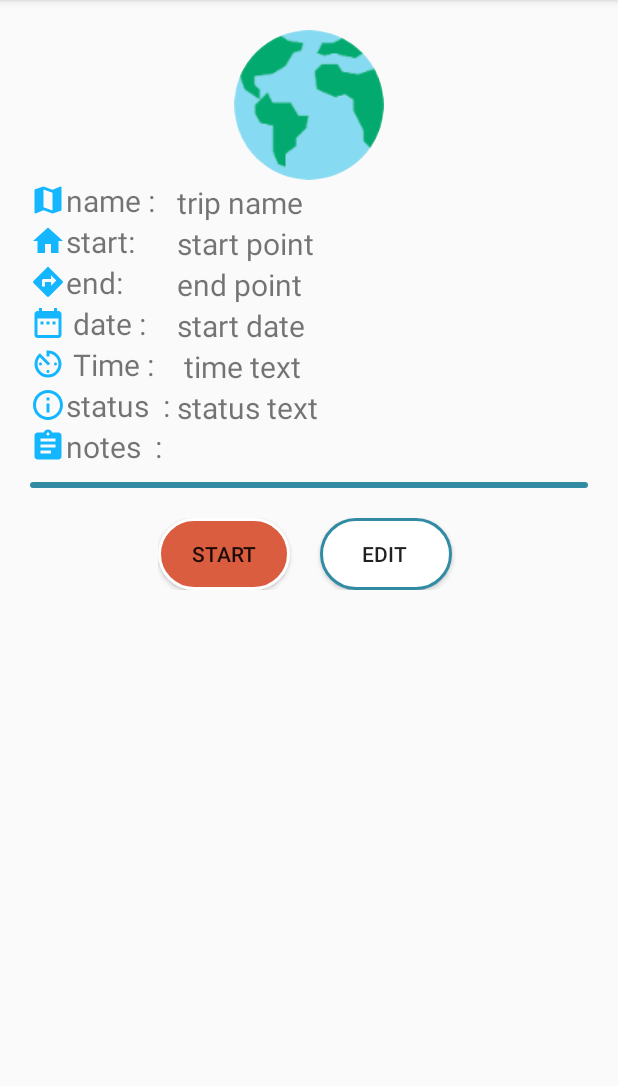
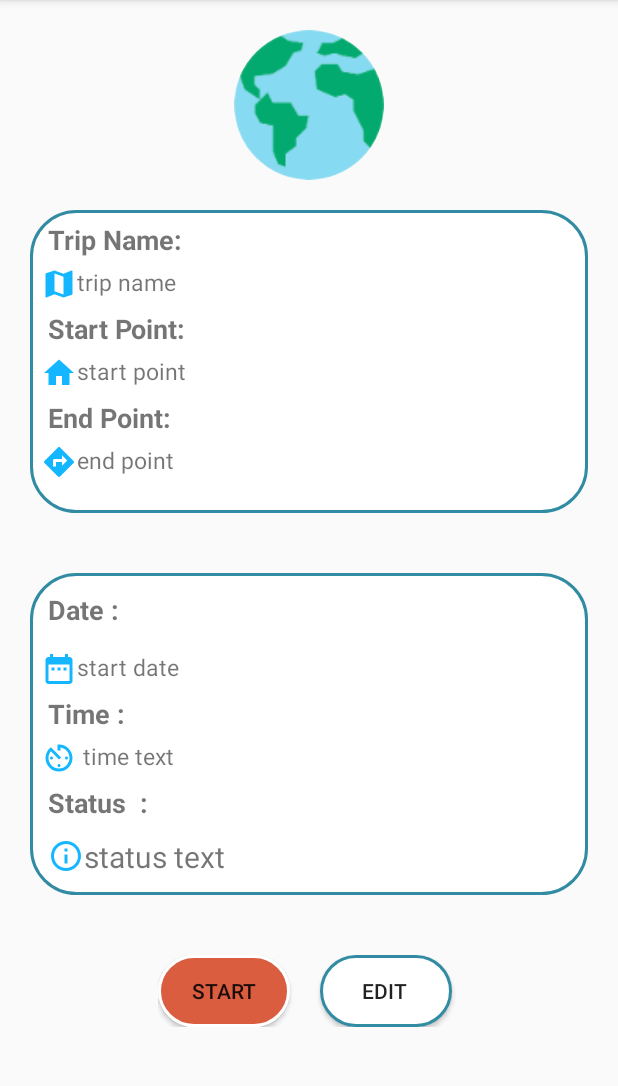
Before and after one commit to amer-shaker/On-Road, an Android app: the TripDetailsActivity screen opened directly, with no data from a screen before it, on a phone screen of 412 x 824 dp, the part 84-1170 px from its top. Run offline under Robolectric (Android 15) with nearby library versions, the phone set to English and light mode, and no system bars; our stand-ins replace ButterKnife, CircleImageView.

Commit message:
fix error in alarm and design in details

```diff
--- a/app/src/main/java/com/android/onroad/activities/TripDetailsActivity.java
+++ b/app/src/main/java/com/android/onroad/activities/TripDetailsActivity.java
@@ -5,6 +5,7 @@ import android.os.Bundle;
 import android.support.v7.app.AppCompatActivity;
 import android.view.View;
 import android.widget.ArrayAdapter;
+import android.widget.LinearLayout;
 import android.widget.ListView;
 import android.widget.TextView;
 import android.widget.Toast;
@@ -43,6 +44,8 @@ public class TripDetailsActivity extends AppCompatActivity {
     TextView startTripDetailsBtn;
     @BindView(R.id.noteList)
     ListView noteList;
+    @BindView(R.id.notesLayout)
+    LinearLayout notesLayout;
 
     @Override
     protected void onCreate(Bundle savedInstanceState) {
@@ -70,6 +73,8 @@ public class TripDetailsActivity extends AppCompatActivity {
 
 
             if (trip.getNotes() != null) {
+                notesLayout.setVisibility(View.VISIBLE);
+
                 ArrayList<String> myNotes = new ArrayList<>();
 
                 for (int i = 0; i < trip.getNotes().size(); i++) {
@@ -89,6 +94,8 @@ public class TripDetailsActivity extends AppCompatActivity {
 
                         Utility.launchMap(TripDetailsActivity.this, trip);
 
+
+
                     }
                 });
 
@@ -102,4 +109,7 @@ public class TripDetailsActivity extends AppCompatActivity {
                 });
             }
         }
-        }}
+        }
+
+
+}
--- a/app/src/main/java/com/android/onroad/reciever/TripAlarmReceiver.java
+++ b/app/src/main/java/com/android/onroad/reciever/TripAlarmReceiver.java
@@ -15,10 +15,15 @@ public class TripAlarmReceiver extends BroadcastReceiver {
     public void onReceive(Context context, Intent intent) {
         Trip trip = intent.getExtras().getParcelable(Constants.TRIP);
         Intent intentDialogue = new Intent(context, DilogActivity.class);
-        Log.i("trip_name onReceive",trip.getName());
-        intentDialogue.putExtra(Constants.TRIP, trip);
-        intentDialogue.putExtra(Constants.FIRE_SOUND_STATUS, "fired");
-        intentDialogue.setFlags(Intent.FLAG_ACTIVITY_NEW_TASK);
-        context.startActivity(intentDialogue);
+        if (trip!=null){
+            intentDialogue.putExtra(Constants.TRIP, trip);
+            intentDialogue.putExtra(Constants.FIRE_SOUND_STATUS, "fired");
+            intentDialogue.setFlags(Intent.FLAG_ACTIVITY_NEW_TASK);
+            context.startActivity(intentDialogue);
+        }
+        else {
+
+        }
+
     }
 }
--- a/app/src/main/java/com/android/onroad/utils/Utility.java
+++ b/app/src/main/java/com/android/onroad/utils/Utility.java
@@ -84,7 +84,7 @@ public class Utility {
         Intent intent = new Intent(context, TripAlarmReceiver.class);
         Log.i("trip_name setupAlarm", trip.getName());
         intent.putExtra(Constants.TRIP, trip);
-        PendingIntent pendingIntent = PendingIntent.getBroadcast(context, id, intent, PendingIntent.FLAG_UPDATE_CURRENT);
+        PendingIntent pendingIntent = PendingIntent.getBroadcast(context, id, intent, PendingIntent.FLAG_IMMUTABLE);
         Log.e("time", " " + SystemClock.elapsedRealtime() + timeInMillis);
         alarmManager.setRepeating(AlarmManager.RTC_WAKEUP, timeInMillis
                 , AlarmManager.INTERVAL_DAY, pendingIntent);
--- a/app/src/main/res/layout/activity_details_trip.xml
+++ b/app/src/main/res/layout/activity_details_trip.xml
@@ -4,7 +4,7 @@
     android:layout_width="match_parent"
     android:layout_height="match_parent"
     android:orientation="vertical"
-    tools:context="com.android.onroad.activities.TripDetailsActivity">
+    tools:context=".activities.TripDetailsActivity">
 
     <ScrollView
         android:layout_width="match_parent"
@@ -21,133 +21,128 @@
                 android:layout_height="100dp"
                 android:src="@drawable/worldwide"
                 android:layout_gravity="center"/>
+            <LinearLayout
+                android:layout_width="match_parent"
+                android:layout_height="wrap_content"
+                android:layout_margin="20dp"
+                android:background="@drawable/button_shape"
+                android:orientation="vertical">
+                <TextView
+                    android:layout_marginTop="5dp"
+                    android:layout_width="wrap_content"
+                    android:layout_height="wrap_content"
+                    android:text="Trip Name: "
+                    android:textSize="18dp"
+                    android:layout_marginLeft="10dp"
+                    android:textStyle="bold"/>
+
+                <TextView
+                    android:layout_margin="5dp"
+                    android:id="@+id/tv_trip_name_details"
+                    android:layout_width="match_parent"
+                    android:layout_height="wrap_content"
+                    android:drawableLeft="@drawable/trip_name_img"
+                    android:text="trip name"
+                    android:textSize="15sp" />
+                <TextView
+                    android:layout_width="wrap_content"
+                    android:layout_height="wrap_content"
+                    android:text="Start Point: "
+                    android:textSize="18dp"
+                    android:textStyle="bold"
+                    android:layout_marginLeft="10dp"/>
 
 
+                <TextView
+                    android:layout_margin="5dp"
+                    android:id="@+id/tv_start_point_details"
+                    android:layout_width="wrap_content"
+                    android:layout_height="match_parent"
+                    android:text="start point"
+                    android:drawableLeft="@drawable/start_point_img"
+                    android:textSize="15dp" />
+                <TextView
+                    android:layout_marginLeft="10dp"
+                    android:layout_width="wrap_content"
+                    android:layout_height="wrap_content"
+                    android:text="End Point: "
+                    android:textSize="18dp"
+                    android:textStyle="bold"/>
+
+                <TextView
+                    android:layout_marginLeft="5dp"
+                    android:layout_marginTop="5dp"
+                    android:layout_marginBottom="20dp"
+                    android:drawableLeft="@drawable/end_point_img"
+                    android:id="@+id/tv_end_point_details"
+                    android:layout_width="match_parent"
+                    android:layout_height="wrap_content"
+                    android:text="end point"
+                    android:textSize="15dp" />
+
+
+            </LinearLayout>
 
            <LinearLayout
                android:layout_width="match_parent"
-                android:layout_height="match_parent"
-                android:layout_marginLeft="20dp"
-                android:layout_marginRight="5dp"
-                android:gravity="center"
+               android:layout_height="wrap_content"
+               android:layout_margin="20dp"
+               android:orientation="vertical"
+               android:background="@drawable/button_shape">
 
-                android:orientation="horizontal">
-
-
-                <LinearLayout
-
+               <TextView
+                   android:layout_margin="10dp"
                    android:layout_width="wrap_content"
                    android:layout_height="wrap_content"
-                    android:orientation="vertical">
-
+                   android:text="Date : "
+                   android:textStyle="bold"
+                   android:textSize="18dp" />
+               <TextView
+                   android:id="@+id/tv_start_date_details"
+                   android:layout_width="match_parent"
+                   android:layout_height="wrap_content"
+                   android:text="start date"
+                   android:drawableLeft="@drawable/date_img"
+                   android:textSize="15dp"
+                   android:layout_margin="5dp"
+                   />
 
                <TextView
                    android:layout_width="wrap_content"
                    android:layout_height="wrap_content"
-                        android:drawableLeft="@drawable/trip_name_img"
-                        android:text="name : "
-                        android:textSize="20sp" />
+                   android:text="Time : "
+                   android:textSize="18dp"
+                   android:textStyle="bold"
+                   android:layout_marginLeft="10dp"
+                   />
+
+               <TextView
+                   android:layout_margin="5dp"
+
+                   android:drawableLeft="@drawable/time_img"
+                   android:id="@+id/start_time_detail"
+                   android:layout_width="match_parent"
+                   android:layout_height="wrap_content"
+                   android:text=" time text"
+                   android:textSize="15dp" />
 
                <TextView
                    android:layout_width="wrap_content"
                    android:layout_height="wrap_content"
-                        android:drawableLeft="@drawable/start_point_img"
-                        android:text="start: "
-                        android:textSize="20sp" />
+                   android:text="Status  : "
+                   android:layout_marginLeft="10dp"
 
-                    <TextView
-                        android:layout_width="wrap_content"
-                        android:layout_height="wrap_content"
-                        android:drawableLeft="@drawable/end_point_img"
-                        android:text="end: "
-                        android:textSize="20sp" />
+                   android:textSize="18dp"
+                   android:textStyle="bold" />
+               <LinearLayout
+                   android:layout_margin="10dp"
 
-
-                    <TextView
-                        android:layout_width="wrap_content"
-                        android:layout_height="wrap_content"
-                        android:drawableLeft="@drawable/date_img"
-                        android:text=" date : "
-
-                        android:textSize="20sp" />
-
-                    <TextView
-                        android:layout_width="wrap_content"
-                        android:layout_height="wrap_content"
-                        android:drawableLeft="@drawable/time_img"
-                        android:text=" Time : "
-                        android:textSize="20sp" />
-
-                    <TextView
-                        android:layout_width="wrap_content"
-                        android:layout_height="wrap_content"
-                        android:drawableLeft="@drawable/status_img"
-                        android:text="status  : "
-                        android:textSize="20sp" />
-
-                    <TextView
-                        android:layout_width="wrap_content"
-
-                        android:layout_height="wrap_content"
-                        android:drawableLeft="@drawable/notes_img"
-                        android:text="notes  : "
-
-                        android:textSize="20sp" />
-
-                </LinearLayout>
-
-
-                <LinearLayout
-                    android:layout_width="201dp"
-                    android:layout_height="188dp"
-                    android:layout_gravity="center"
-                    android:layout_weight="2"
-                    android:orientation="vertical">
-
-                    <TextView
-                        android:id="@+id/tv_trip_name_details"
-                        android:layout_width="wrap_content"
-                        android:layout_height="wrap_content"
-                        android:text="trip name"
-                        android:textSize="20sp" />
-
-
-                    <TextView
-                        android:id="@+id/tv_start_point_details"
-                        android:layout_width="wrap_content"
-                        android:layout_height="wrap_content"
-                        android:text="start point"
-                        android:textSize="20sp" />
-
-
-                    <TextView
-                        android:id="@+id/tv_end_point_details"
-                        android:layout_width="wrap_content"
-                        android:layout_height="wrap_content"
-                        android:text="end point"
-                        android:textSize="20sp" />
-
-                    <TextView
-                        android:id="@+id/tv_start_date_details"
-                        android:layout_width="wrap_content"
-                        android:layout_height="wrap_content"
-                        android:text="start date"
-                        android:textSize="20sp" />
-
-                    <TextView
-                        android:id="@+id/start_time_detail"
-                        android:layout_width="wrap_content"
-                        android:layout_height="wrap_content"
-                        android:text=" time text"
-                        android:textSize="20sp" />
-
-                    <LinearLayout
-                        android:layout_width="wrap_content"
+                   android:layout_width="match_parent"
                    android:layout_height="wrap_content"
                    android:orientation="horizontal">
 
-
                    <TextView
+                       android:drawableLeft="@drawable/status_img"
                        android:id="@+id/map_status"
                        android:layout_width="wrap_content"
                        android:layout_height="wrap_content"
@@ -162,12 +157,50 @@
                        android:checked="false"
                        android:clickable="false"
                        android:visibility="gone" />
+               </LinearLayout>
 
 
            </LinearLayout>
 
 
-                </LinearLayout>
+            <LinearLayout
+
+                android:layout_width="wrap_content"
+                android:layout_height="wrap_content"
+                android:orientation="vertical"
+                android:id="@+id/notesLayout"
+                android:visibility="gone"
+                android:background="@drawable/button_shape"
+                android:layout_margin="20dp"
+                >
+
+
+                <TextView
+                    android:layout_marginTop="10dp"
+                    android:layout_marginLeft="5dp"
+                    android:layout_width="wrap_content"
+
+                    android:layout_height="wrap_content"
+                    android:drawableLeft="@drawable/notes_img"
+                    android:text="Notes  : "
+                    android:textSize="18dp"
+                    android:textStyle="bold" />
+
+
+
+
+                <ListView
+
+                    android:background="@drawable/list_notes_shap"
+                    android:id="@+id/noteList"
+                    android:layout_width="wrap_content"
+                    android:layout_marginTop="10dp"
+                    android:layout_height="300dp"
+                    android:layout_marginLeft="20dp"
+                    android:layout_marginRight="20dp"
+                    android:layout_marginBottom="20dp"/>
+
+
 
 
             </LinearLayout>
@@ -175,15 +208,8 @@
 
 
 
-    <ListView
-        android:background="@drawable/list_notes_shap"
-        android:id="@+id/noteList"
-        android:layout_width="wrap_content"
-        android:layout_marginTop="10dp"
-        android:layout_height="wrap_content"
-        android:layout_marginLeft="20dp"
-        android:layout_marginRight="20dp"
-        android:theme="@style/AppTheme"></ListView>
+
+
 
 
 
```
Lines whose indentation alone changed are shown as unchanged.
